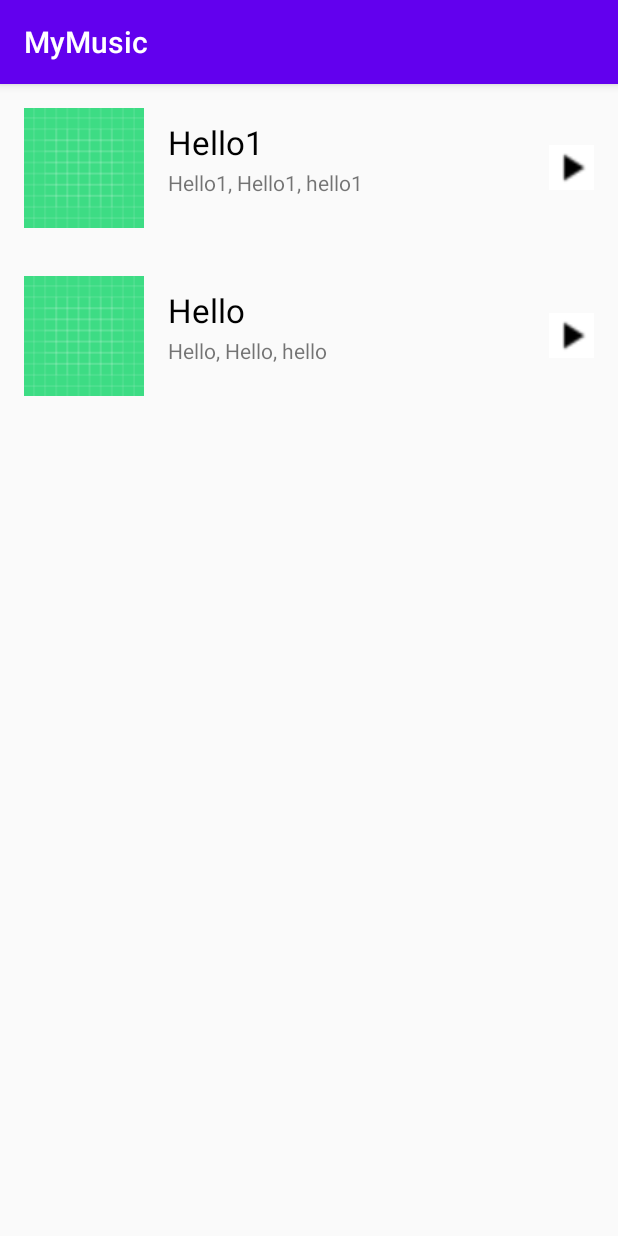
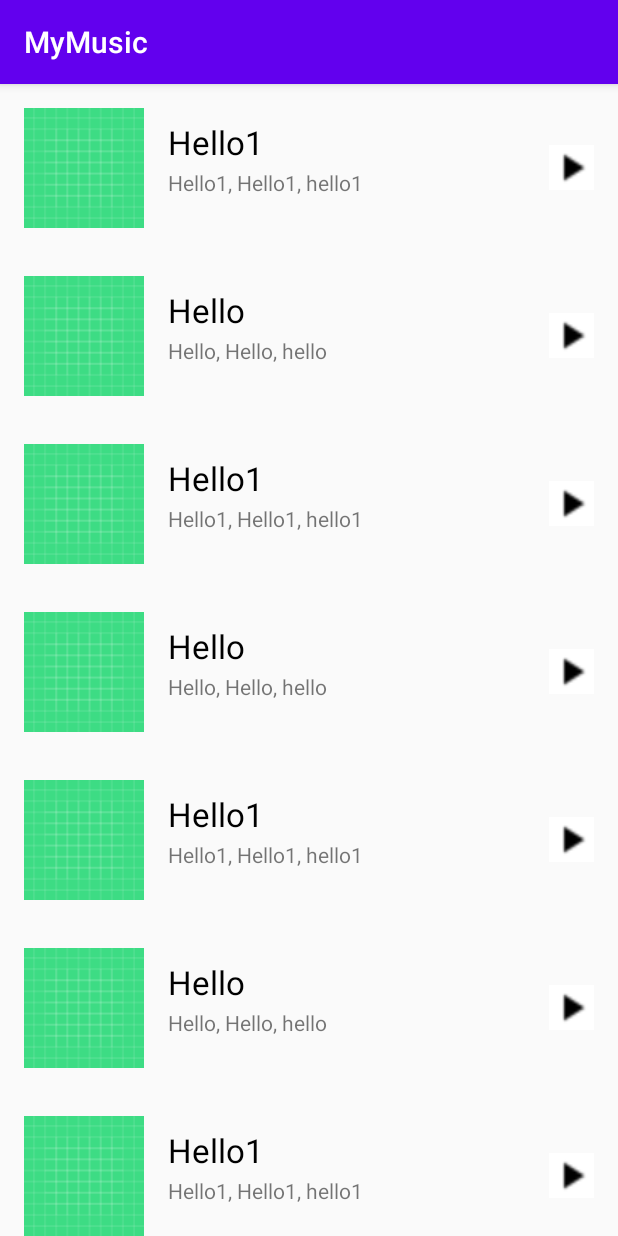
Before and after one commit to RohanAgarwal1108/MyMusic, an Android app: the screen it shows after launch (MainActivity), on a phone screen of 412 x 824 dp. Run offline under Robolectric (Android 15) with nearby library versions, the phone set to English and light mode, and no system bars.

Commit message:
initial commit

```diff
--- a/app/src/main/java/com/example/mymusic/MainActivity.java
+++ b/app/src/main/java/com/example/mymusic/MainActivity.java
@@ -3,11 +3,15 @@ package com.example.mymusic;
 import androidx.appcompat.app.AppCompatActivity;
 import androidx.recyclerview.widget.LinearLayoutManager;
 import androidx.recyclerview.widget.RecyclerView;
+
+import android.content.Intent;
 import android.os.Bundle;
+import android.os.Parcelable;
 import android.view.View;
 import android.widget.LinearLayout;
 import android.widget.TextView;
 
+import java.io.Serializable;
 import java.util.ArrayList;
 
 public class MainActivity extends AppCompatActivity {
@@ -35,8 +39,29 @@ public class MainActivity extends AppCompatActivity {
         recyclerView.setLayoutManager(layoutManager);
         myDataset.add(new Music("Hello1", "Hello1","Hello1", "hello1", false));
         myDataset.add(new Music("Hello", "Hello","Hello", "hello", false));
+        myDataset.add(new Music("Hello1", "Hello1","Hello1", "hello1", false));
+        myDataset.add(new Music("Hello", "Hello","Hello", "hello", false));
+        myDataset.add(new Music("Hello1", "Hello1","Hello1", "hello1", false));
+        myDataset.add(new Music("Hello", "Hello","Hello", "hello", false));
+        myDataset.add(new Music("Hello1", "Hello1","Hello1", "hello1", false));
+        myDataset.add(new Music("Hello", "Hello","Hello", "hello", false));
+        myDataset.add(new Music("Hello1", "Hello1","Hello1", "hello1", false));
+        myDataset.add(new Music("Hello", "Hello","Hello", "hello", false));
+        myDataset.add(new Music("Hello1", "Hello1","Hello1", "hello1", false));
+        myDataset.add(new Music("Hello", "Hello","Hello", "hello", false));
+        myDataset.add(new Music("Hello1", "Hello1","Hello1", "hello1", false));
+        myDataset.add(new Music("Hello", "Hello","Hello", "hello", false));
+        myDataset.add(new Music("Hello1", "Hello1","Hello1", "hello1", false));
+        myDataset.add(new Music("Hello", "Hello","Hello", "hello", false));
         mAdapter = new MyAdapter(myDataset);
         recyclerView.setAdapter(mAdapter);
+        nowplay.setOnClickListener(new View.OnClickListener() {
+            @Override
+            public void onClick(View v) {
+                Intent intent = new Intent(MainActivity.this, Main2Activity.class);
+                MainActivity.this.startActivity(intent);
+            }
+        });
     }
 
     static void UpdateNP(Music current){
@@ -54,4 +79,8 @@ public class MainActivity extends AppCompatActivity {
         nowplay.setVisibility(View.VISIBLE);
 
     }
+
+    public static Music getNow_play(){
+        return now_playing;
+    }
 }
--- a/app/src/main/res/layout/activity_main.xml
+++ b/app/src/main/res/layout/activity_main.xml
@@ -20,6 +20,7 @@
         android:layout_height="wrap_content"
         android:layout_alignParentBottom="true"
         android:orientation="vertical"
+        android:background="#ddd"
         android:padding="16dp">
 
         <TextView
```
Also changed, not shown: app/src/main/java/com/example/mymusic/Main2Activity.java (+42 -0 lines), app/src/main/res/layout/currentplaying.xml (+6 -1 lines).
